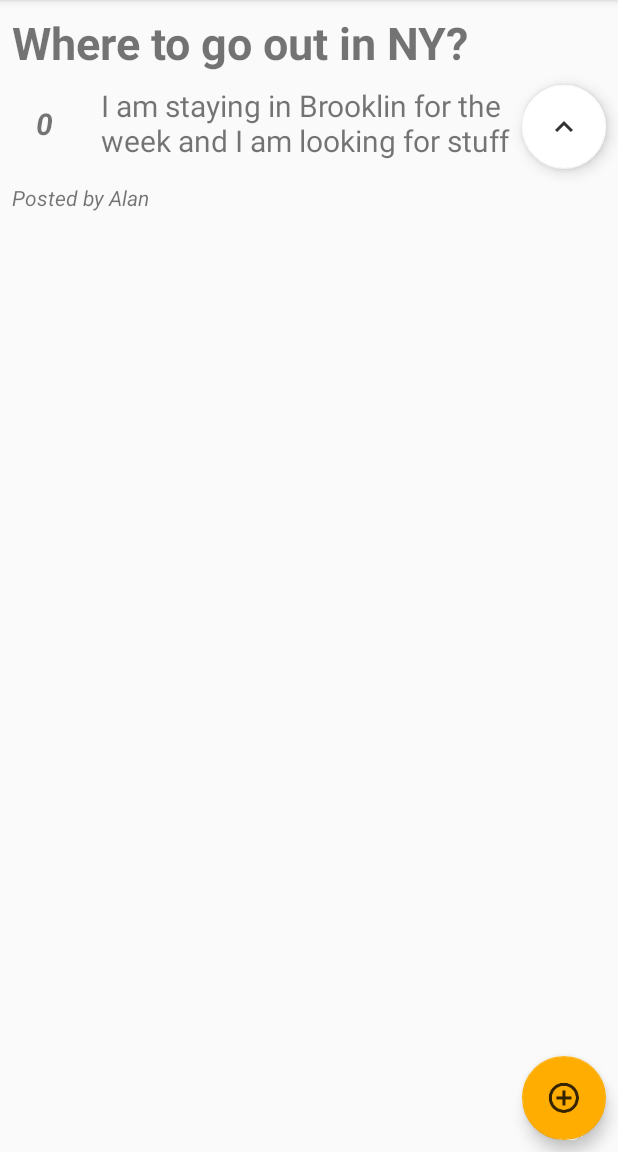
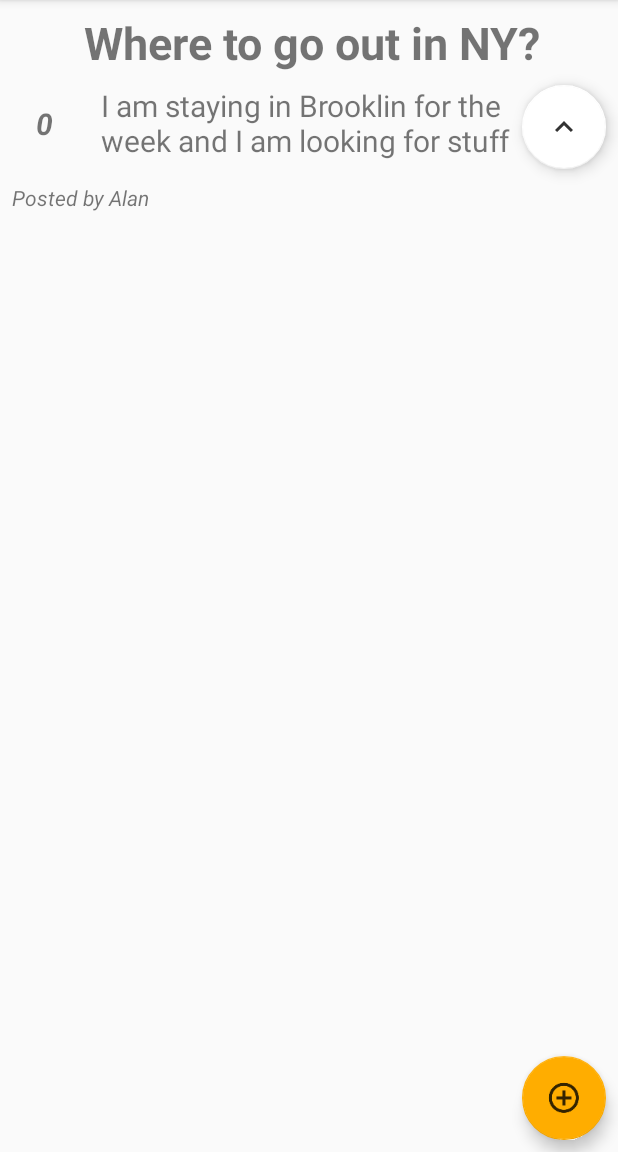
Before and after one commit to davidakr/hackdays, an Android app: the DetailedView screen opened directly, with no data from a screen before it, on a phone screen of 412 x 824 dp, the part 84-1236 px from its top. Run offline under Robolectric (Android 15) with nearby library versions, the phone set to English and light mode, and no system bars; libraries missing offline, so code that uses them is left out: com.google.ar.sceneform.

Commit message:
some UI adjustments

```diff
--- a/app/src/main/res/layout/activity_detailed_view.xml
+++ b/app/src/main/res/layout/activity_detailed_view.xml
@@ -15,8 +15,8 @@
             android:textStyle="bold"
             android:layout_alignParentStart="true" android:layout_alignParentTop="true"
             app:layout_constraintStart_toStartOf="parent"
-            android:layout_marginLeft="8dp" android:layout_marginStart="8dp" app:layout_constraintTop_toTopOf="parent"
-            android:layout_marginTop="8dp"/>
+            android:layout_marginStart="12dp" app:layout_constraintTop_toTopOf="parent"
+            android:layout_marginTop="8dp" app:layout_constraintEnd_toEndOf="parent" android:layout_marginEnd="8dp"/>
     <TextView
             android:text="TextView"
             android:layout_below="@+id/textView_title"
--- a/app/src/main/res/layout/dialogquestion.xml
+++ b/app/src/main/res/layout/dialogquestion.xml
@@ -11,7 +11,7 @@
         android:layout_marginLeft="4dp"
         android:layout_marginRight="4dp"
         android:layout_marginBottom="4dp"
-        android:hint="topic" />
+        android:hint="Topic" />
     <EditText
         android:id="@+id/password"
         android:inputType="textLongMessage"
@@ -22,5 +22,5 @@
         android:layout_marginRight="4dp"
         android:layout_marginBottom="16dp"
         android:fontFamily="sans-serif"
-        android:hint="your Question"/>
+        android:hint="Your Question"/>
 </LinearLayout>
--- a/app/src/main/res/layout/item_post.xml
+++ b/app/src/main/res/layout/item_post.xml
@@ -7,7 +7,7 @@
 
     <TextView
             android:id="@+id/tvTitle"
-        android:layout_width="wrap_content"
+            android:layout_width="300dp"
             android:layout_height="wrap_content"
             android:layout_alignParentStart="false"
             android:layout_alignParentLeft="true"
@@ -25,7 +25,7 @@
             app:layout_constraintHorizontal_bias="0.029"
             app:layout_constraintStart_toStartOf="parent"
             app:layout_constraintTop_toTopOf="parent"
-        app:layout_constraintVertical_bias="0.498" />
+            app:layout_constraintVertical_bias="0.498"/>
 
     <TextView
         android:id="@+id/tvVote"
```
Lines whose indentation alone changed are shown as unchanged.
